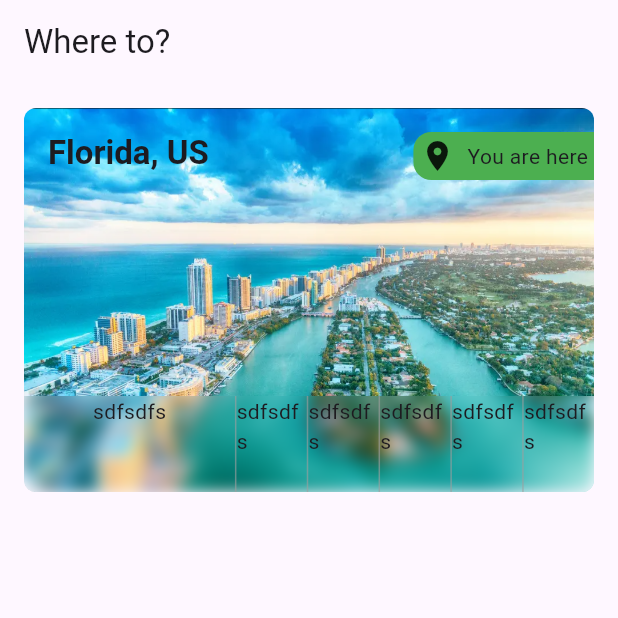
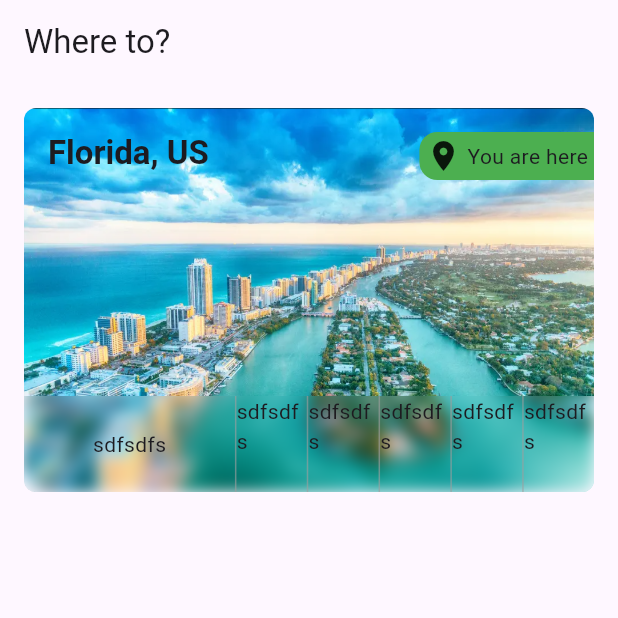
Before and after one commit to flyingV805/WDYWTG, a Flutter app: the screen it shows after launch, on a phone screen of 412 x 824 dp, the top half of it. Run offline on Flutter 3.47's test engine with Material 3 defaults, Android fonts, the phone set to English and light mode, and no system bars; our stand-ins replace equatable, flutter_bloc, geolocator.

Commit message:
BLoC Setup, Working on UI

```diff
--- a/lib/features/featureMain/bloc/main_bloc.dart
+++ b/lib/features/featureMain/bloc/main_bloc.dart
@@ -22,13 +22,15 @@ class MainBloc extends Bloc<MainEvent, MainState> {
     Emitter<MainState> emit
   ) async {
 
-    UserPosition.determinePosition()
-        .then((value){
+    /*UserPosition.determinePosition()
+      .then((value){
 
-        })
-        .onError((error, stackTrace){
+      })
+      .onError((error, stackTrace){
 
-        });
+      });*/
+
+    await Future.delayed(Duration(milliseconds: 700)).whenComplete(() => emit.call(MainState.userLocated()) );
 
     Log().w(_logTag, '_checkLocation - Intial event');
 
--- a/lib/features/featureMain/bloc/main_state.dart
+++ b/lib/features/featureMain/bloc/main_state.dart
@@ -3,9 +3,15 @@ part of 'main_bloc.dart';
 
 class MainState extends Equatable {
 
-  const MainState._();
+  const MainState._({
+    this.locationFound = false,
+  });
 
   const MainState.empty() : this._();
+
+  const MainState.userLocated() : this._(locationFound: true);
+
+  final bool locationFound;
 
   @override
   List<Object> get props => [];
--- a/lib/features/featureMain/widget/user_location.dart
+++ b/lib/features/featureMain/widget/user_location.dart
@@ -18,7 +18,38 @@ class UserLocation extends StatelessWidget {
           borderRadius: BorderRadius.circular(8),
           child: SizedBox(
             height: 256,
-            child: Stack(
+            child: AnimatedCrossFade(
+              crossFadeState: state.locationFound ? CrossFadeState.showSecond : CrossFadeState.showFirst,
+              duration: Duration(milliseconds: 250),
+              firstChild: _WaitingForLocation(),
+              secondChild: _FoundLocation(),
+            ),
+          )
+        ),
+      )
+    );
+  }
+
+
+
+}
+
+class _WaitingForLocation extends StatelessWidget {
+
+  @override
+  Widget build(BuildContext context) {
+    return Container(
+      color: Colors.red,
+    );
+  }
+
+}
+
+class _FoundLocation extends StatelessWidget {
+
+  @override
+  Widget build(BuildContext context) {
+    return Stack(
       children: [
         Image.asset(
             'assets/image/florida.png',
@@ -48,7 +79,7 @@ class UserLocation extends StatelessWidget {
                   mainAxisSize: MainAxisSize.min,
                   children: [
                     Icon(Icons.location_on),
-                            SizedBox(width: 8),
+                    SizedBox(width: 4),
                     Text('You are here')
                   ],
                 ),
@@ -66,7 +97,13 @@ class UserLocation extends StatelessWidget {
                 height: 64.0,
                 child: Row(
                   children: [
-                            Expanded(flex: 3, child: Column(children: [Text('sdfsdfs')],)),
+                    Expanded(
+                      flex: 3,
+                      child: Column(
+                        mainAxisAlignment: MainAxisAlignment.center,
+                        children: [ Text('sdfsdfs') ]
+                      )
+                    ),
                     VerticalDivider(width: 1, thickness: 1, color: Colors.grey.withAlpha(160),),
                     Expanded(flex: 1, child: Column(children: [Text('sdfsdfs')],)),
                     VerticalDivider(width: 1, thickness: 1, color: Colors.grey.withAlpha(160),),
@@ -83,12 +120,7 @@ class UserLocation extends StatelessWidget {
             ),
           ),
         ),
-
       ],
-            ),
-          )
-        ),
-      )
     );
   }
 
```
Lines whose indentation alone changed are shown as unchanged.
